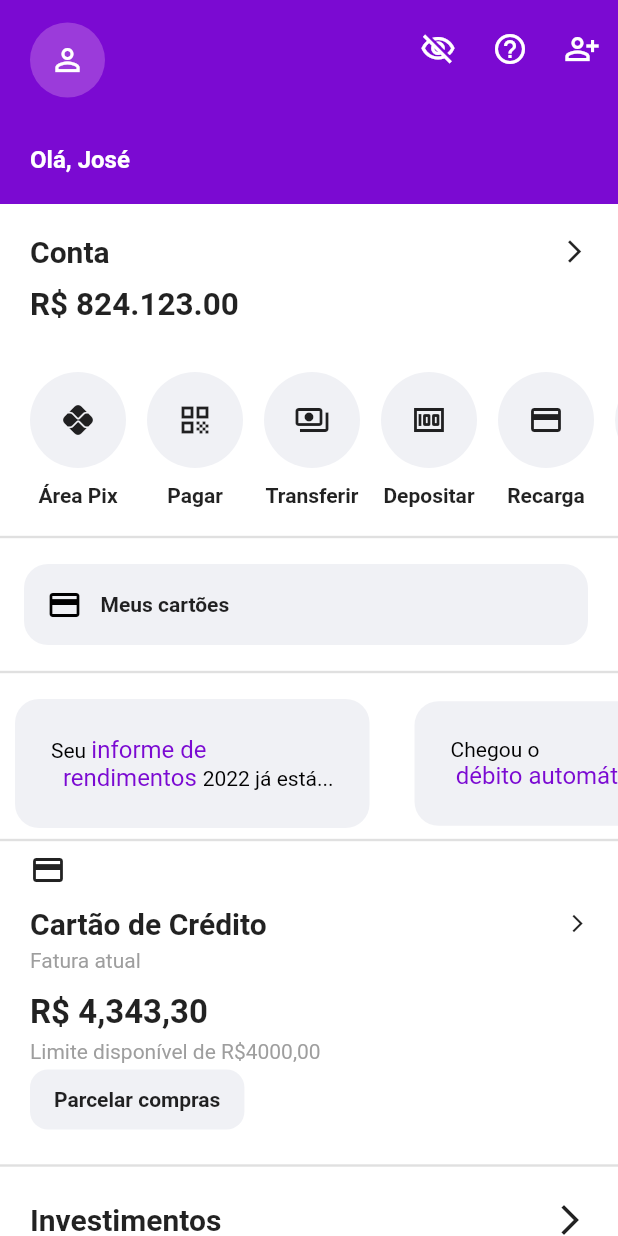
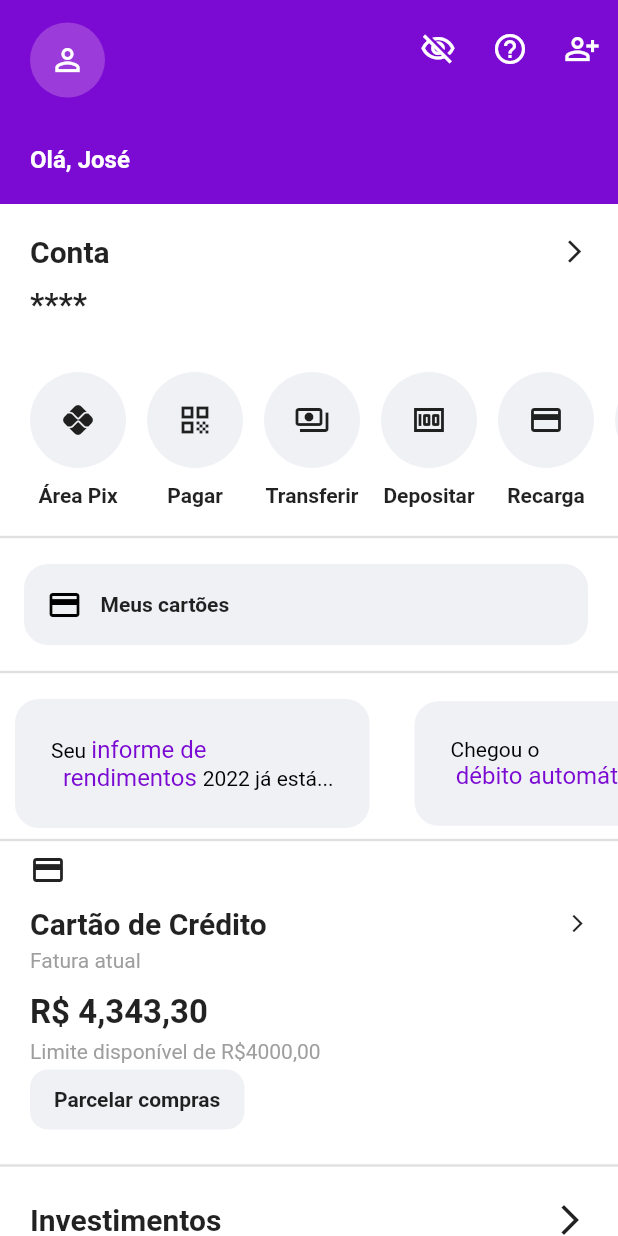
Before and after one commit to josedeneto/nubank_clone, a Flutter app: the screen it shows after launch, after a tap on the "visibility" icon, on a phone screen of 412 x 824 dp. Run offline on Flutter 3.47's test engine with Material 2 defaults, Android fonts, the phone set to English and light mode, and no system bars; our stand-ins replace get.

Commit message:
Folder organization and GetX status manager
I organized the folders and added the GetX state manager to make the account value visible and invisible

```diff
--- a/nubank_clone/lib/core/theme/app_colors.dart
+++ b/nubank_clone/lib/core/theme/app_colors.dart
@@ -4,7 +4,6 @@ class AppColors{
   static const defaultColor= Color.fromRGBO(123, 10, 210, 1);
   static const secondaryColor =  Color.fromRGBO(155, 59, 218, 1);
   static const greyColor =  Color.fromRGBO(240, 241, 245, 1);
-  static const greyT =  Color.fromRGBO(255, 63, 63, 63);
   static const grey = Colors.grey;
   static const  black = Colors.black;
   static const white =  Colors.white;
--- a/nubank_clone/lib/pages/account/account.dart
+++ b/nubank_clone/lib/pages/home/account/account.dart
@@ -42,7 +42,7 @@ class _AccountValueState extends State<AccountValue> {
     return  GetBuilder<ControllerHomePage>(
       init:ControllerHomePage(),
       builder: (controllerHomePage) {
-        return Text(controllerHomePage.saldo, style: const TextStyle(fontWeight: FontWeight.w700, fontSize: 21));
+        return Text(controllerHomePage.valueVisibility?controllerHomePage.saldo:'****', style: const TextStyle(fontWeight: FontWeight.w700, fontSize: 21));
       }
     );
   }
--- a/nubank_clone/lib/pages/find_out_more/model/card_model.dart
+++ b/nubank_clone/lib/pages/home/find_out_more/model/card_model.dart
@@ -2,6 +2,7 @@ import 'package:flutter/material.dart';
 import 'package:nubank_clone/core/theme/app_colors.dart';
 import 'package:nubank_clone/core/theme/app_typography.dart';
 
+// ignore: must_be_immutable
 class CardFindOutModel extends StatelessWidget {
   String imagem;
   String title;
--- a/nubank_clone/lib/pages/home/home_component/header_component.dart
+++ b/nubank_clone/lib/pages/home/model/header.dart
@@ -52,12 +52,12 @@ class _HeaderComponentState extends State<HeaderComponent> {
   }
 
   options() {
+    return GetBuilder<ControllerHomePage>(
+        init: ControllerHomePage(),
+        builder: (controllerHomePage) {
           return Row(
             children: [
-        GetBuilder<ControllerHomePage>(
-            init: ControllerHomePage(),
-            builder: (controllerHomePage) {
-              return IconButton(
+              IconButton(
                 onPressed: () => controllerHomePage.showValue(),
                 icon: Icon(
                   controllerHomePage.valueVisibility
@@ -65,8 +65,7 @@ class _HeaderComponentState extends State<HeaderComponent> {
                       : Icons.visibility_off_outlined,
                   color: AppColors.white,
                 ),
-              );
-            }),
+              ),
               IconButton(
                 onPressed: () {},
                 icon: const Icon(
@@ -76,19 +75,21 @@ class _HeaderComponentState extends State<HeaderComponent> {
               ),
               IconButton(
                 onPressed: () {},
-          icon:
-              const Icon(Icons.person_add_alt_outlined, color: AppColors.white),
+                icon: const Icon(Icons.person_add_alt_outlined,
+                    color: AppColors.white),
               )
             ],
           );
+        });
   }
 
   welcome() {
     return Container(
       margin: const EdgeInsets.only(left: 20, bottom: 20),
-      child:  const Text(
+      child: const Text(
         'Olá, José',
-        style:TextStyle(color: Colors.white, fontWeight: FontWeight.bold, fontSize:16),
+        style: TextStyle(
+            color: Colors.white, fontWeight: FontWeight.bold, fontSize: 16),
       ),
     );
   }
--- a/nubank_clone/lib/pages/shopping/shopping.dart
+++ b/nubank_clone/lib/pages/home/shopping/shopping.dart
@@ -1,6 +1,6 @@
 import 'package:flutter/material.dart';
 import 'package:nubank_clone/core/theme/app_colors.dart';
-import 'package:nubank_clone/core/theme/app_typography.dart';
+
 
 class ShoppingView extends StatelessWidget {
   const ShoppingView({ Key? key }) : super(key: key);
```
Also changed, not shown: nubank_clone/lib/pages/home/home_page.dart (+12 -11 lines), nubank_clone/lib/pages/home/actions/menu_items.dart (renamed from nubank_clone/lib/pages/actions/menu_items.dart), nubank_clone/lib/pages/home/creditsCard/credit_card.dart (renamed from nubank_clone/lib/pages/creditsCard/credit_card.dart), nubank_clone/lib/pages/home/creditsCard/my_credits_cards.dart (renamed from nubank_clone/lib/pages/creditsCard/my_credits_cards.dart), nubank_clone/lib/pages/home/find_out_more/find_out_more.dart (renamed from nubank_clone/lib/pages/find_out_more/find_out_more.dart), nubank_clone/lib/pages/home/investments/investments.dart (renamed from nubank_clone/lib/pages/investments/investments.dart), nubank_clone/lib/pages/home/model/appbar.dart (renamed from nubank_clone/lib/pages/home/home_component/appbar_component.dart), nubank_clone/lib/pages/home/notifications_page/notifications.dart (renamed from nubank_clone/lib/pages/notifications_page/notifications.dart), nubank_clone/lib/pages/home/security_life/security_life.dart (renamed from nubank_clone/lib/pages/security_life/security_life.dart). Lines whose indentation alone changed are shown as unchanged.
